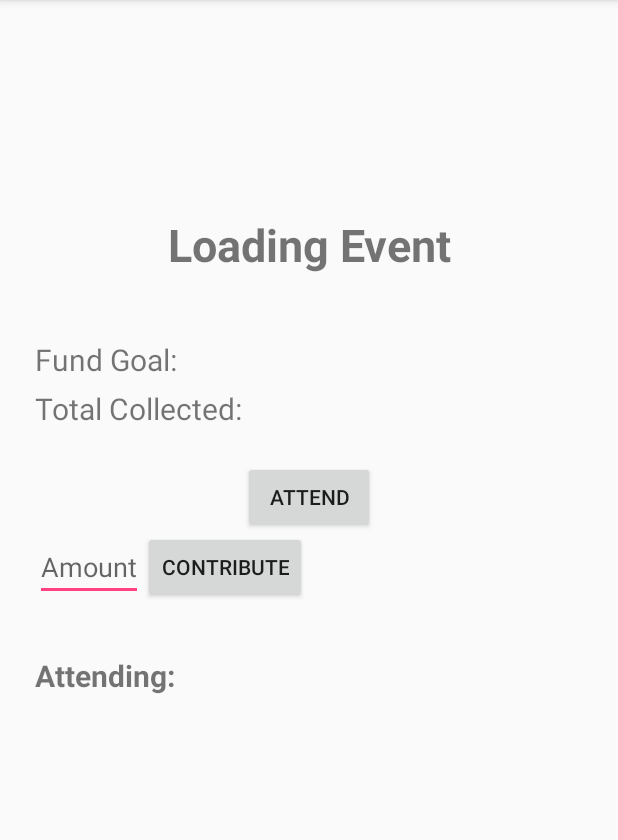
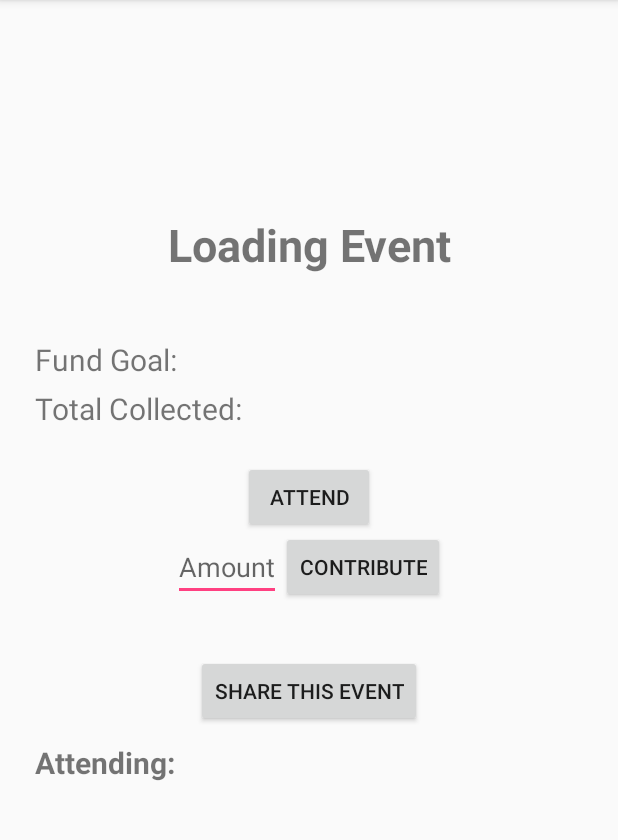
Before and after one commit to sjverduguez/FeedTheKitty, an Android app: the EventDetailsActivity screen opened directly, with no data from a screen before it, on a phone screen of 412 x 824 dp, the part 84-924 px from its top. Run offline under Robolectric (Android 15) with nearby library versions, the phone set to English and light mode, and no system bars; our stand-ins replace Firebase (no records; nobody signed in at launch, a user with empty details on screens opened directly); 4 statements that could not run were skipped.

Commit message:
create and handle links to events

```diff
--- a/app/src/main/java/com/example/stephanie/feedthekitty/EventDetailsActivity.java
+++ b/app/src/main/java/com/example/stephanie/feedthekitty/EventDetailsActivity.java
@@ -1,8 +1,11 @@
 package com.example.stephanie.feedthekitty;
 
+import android.content.ClipData;
+import android.content.ClipboardManager;
 import android.content.Context;
 import android.content.Intent;
 import android.content.SharedPreferences;
+import android.net.Uri;
 import android.support.v7.app.AppCompatActivity;
 import android.os.Bundle;
 import android.view.Menu;
@@ -19,6 +22,8 @@ import com.google.firebase.database.DatabaseError;
 import com.google.firebase.database.DatabaseReference;
 import com.google.firebase.database.FirebaseDatabase;
 import com.google.firebase.database.ValueEventListener;
+
+import java.time.Duration;
 
 /*
     Created by Stephanie Verduguez on 11/29/2017
@@ -38,6 +43,7 @@ public class EventDetailsActivity extends AppCompatActivity {
 
     Button attend_button;
     Button contri_button;
+    Button share_button;
 
     private static final String TAG = "Event Details Activity";
 
@@ -59,6 +65,7 @@ public class EventDetailsActivity extends AppCompatActivity {
 
         attend_button = (Button) findViewById(R.id.detail_attend_button);
         contri_button = (Button) findViewById(R.id.detail_contri_button);
+        share_button = (Button) findViewById(R.id.share);
 
         event_id = getIntent().getStringExtra("EVENT_ID");
         DatabaseReference events = FirebaseDatabase.getInstance()
@@ -102,6 +109,31 @@ public class EventDetailsActivity extends AppCompatActivity {
             }
         });
 
+        share_button.setOnClickListener(new View.OnClickListener() {
+            @Override
+            public void onClick(View view) {
+                ClipboardManager clipboard = (ClipboardManager) getSystemService(Context.CLIPBOARD_SERVICE);
+                // Creates a Uri based on a base Uri and a record ID based on the contact's last name
+                // Declares the base URI string
+                String link = "http://feedthekittyapp.com/" + event_id;
+
+                // Declares a path string for URIs that you use to copy data
+                // Declares the Uri to paste to the clipboard
+                Uri copyUri = Uri.parse(link);
+
+
+                // Creates a new URI clip object. The system uses the anonymous getContentResolver() object to
+                // get MIME types from provider. The clip object's label is "URI", and its data is
+                // the Uri previously created.
+                ClipData clip = ClipData.newUri(getContentResolver(), "URI", copyUri);
+                clipboard.setPrimaryClip(clip);
+
+
+                Toast.makeText(getApplicationContext(), "Event copied to clipboard", Toast.LENGTH_LONG).show();
+
+            }
+        });
+
         //TODO: what else is needed to finsh class...
 
         //TODO: need to have list of people attending at the bottom of screen
--- a/app/src/main/res/layout/activity_event_details.xml
+++ b/app/src/main/res/layout/activity_event_details.xml
@@ -71,10 +71,11 @@
             android:text="@string/atn_button" />
 
         <LinearLayout
-            android:layout_width="match_parent"
+            android:layout_width="wrap_content"
             android:layout_height="66dp"
             android:layout_marginBottom="15dp"
-            android:orientation="horizontal">
+            android:orientation="horizontal"
+            android:layout_gravity="center">
 
             <EditText
                 android:id="@+id/detail_contribute_amount"
@@ -92,6 +93,14 @@
                 android:text="@string/contri_button" />
 
         </LinearLayout>
+
+        <Button
+            android:id="@+id/share"
+            android:layout_width="wrap_content"
+            android:layout_height="wrap_content"
+            android:layout_gravity="center"
+            android:layout_marginBottom="10dp"
+            android:text="Share this Event" />
 
         <TextView
             android:id="@+id/detail_attend_string"
--- a/app/src/main/res/values/strings.xml
+++ b/app/src/main/res/values/strings.xml
@@ -39,6 +39,7 @@
     <string name="host_an_event">Host an event</string>
     <string name="title_activity_event_view">EventViewActivity</string>
     <string name="your_events">Your Events</string>
+    <string name="title_activity_handle_url">HandleUrlActivity</string>
 
 
 </resources>
```
Also changed, not shown: app/src/main/AndroidManifest.xml (+7 -11 lines), app/src/main/java/com/example/stephanie/feedthekitty/HandleUrlActivity.java (added, +38 -0 lines), app/src/main/res/layout/activity_handle_url.xml (added, +10 -0 lines), app/build.gradle (line endings or trailing spaces).
